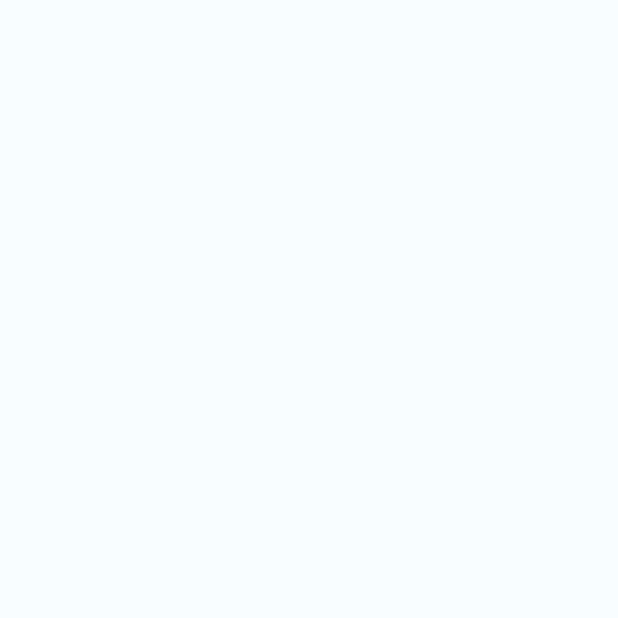
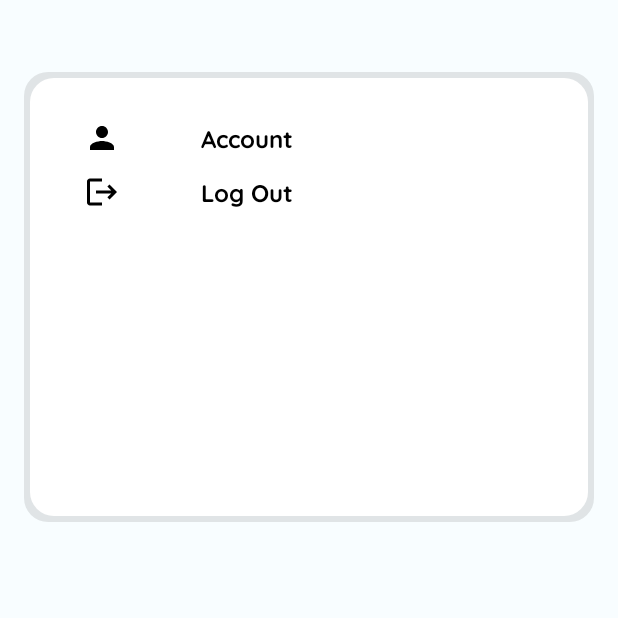
Before and after one commit to jejak-karbon-bangkit-2023/md-jejak-karbon, an Android app: the ProfileActivity screen opened directly, with no data from a screen before it, on a phone screen of 412 x 824 dp, the top half of it. Before the commit the part shown is empty. Run offline under Robolectric (Android 15) with nearby library versions, the phone set to English and light mode, and no system bars.

Commit message:
add profile screen and edit profile, font

```diff
--- /dev/null
+++ b/app/src/main/res/drawable/background_container.xml
@@ -0,0 +1,18 @@
+<?xml version="1.0" encoding="utf-8"?>
+<layer-list xmlns:android="http://schemas.android.com/apk/res/android">
+    <!-- Shadow -->
+    <item>
+        <shape>
+            <solid android:color="#19000000" />
+            <corners android:radius="16dp" />
+        </shape>
+    </item>
+
+    <!-- Background with rounded corners -->
+    <item android:top="4dp" android:left="4dp" android:right="4dp" android:bottom="4dp">
+        <shape>
+            <solid android:color="#FFFFFF" />
+            <corners android:radius="16dp" />
+        </shape>
+    </item>
+</layer-list>
--- /dev/null
+++ b/app/src/main/res/drawable/baseline_logout.xml
@@ -0,0 +1,5 @@
+<vector android:autoMirrored="true" android:height="24dp"
+    android:tint="#000000" android:viewportHeight="24"
+    android:viewportWidth="24" android:width="24dp" xmlns:android="http://schemas.android.com/apk/res/android">
+    <path android:fillColor="@android:color/white" android:pathData="M17,7l-1.41,1.41L18.17,11H8v2h10.17l-2.58,2.58L17,17l5,-5zM4,5h8V3H4c-1.1,0 -2,0.9 -2,2v14c0,1.1 0.9,2 2,2h8v-2H4V5z"/>
+</vector>
--- /dev/null
+++ b/app/src/main/res/drawable/baseline_person.xml
@@ -0,0 +1,5 @@
+<vector android:height="24dp" android:tint="#000000"
+    android:viewportHeight="24" android:viewportWidth="24"
+    android:width="24dp" xmlns:android="http://schemas.android.com/apk/res/android">
+    <path android:fillColor="@android:color/white" android:pathData="M12,12c2.21,0 4,-1.79 4,-4s-1.79,-4 -4,-4 -4,1.79 -4,4 1.79,4 4,4zM12,14c-2.67,0 -8,1.34 -8,4v2h16v-2c0,-2.66 -5.33,-4 -8,-4z"/>
+</vector>
--- a/app/src/main/res/layout/activity_profile.xml
+++ b/app/src/main/res/layout/activity_profile.xml
@@ -1,9 +1,61 @@
 <?xml version="1.0" encoding="utf-8"?>
-<androidx.constraintlayout.widget.ConstraintLayout xmlns:android="http://schemas.android.com/apk/res/android"
+<RelativeLayout xmlns:android="http://schemas.android.com/apk/res/android"
     xmlns:app="http://schemas.android.com/apk/res-auto"
     xmlns:tools="http://schemas.android.com/tools"
     android:layout_width="match_parent"
-    android:layout_height="match_parent"
+    android:layout_height="300dp"
+    android:layout_marginStart="16dp"
+    android:layout_marginTop="48dp"
+    android:layout_marginEnd="16dp"
+    android:background="?android:colorBackground"
     tools:context=".ui.profile.ProfileActivity">
 
-</androidx.constraintlayout.widget.ConstraintLayout>
+    <androidx.constraintlayout.widget.ConstraintLayout
+        android:layout_width="match_parent"
+        android:layout_height="match_parent"
+        android:background="@drawable/background_container">
+
+        <TextView
+            android:id="@+id/Profile"
+            android:layout_width="0dp"
+            android:layout_height="wrap_content"
+            android:layout_marginStart="32dp"
+            android:layout_marginTop="32dp"
+            android:layout_marginEnd="32dp"
+            android:fontFamily="@font/quicksand_bold"
+            android:drawablePadding="54dp"
+            android:paddingStart="8dp"
+            android:paddingEnd="8dp"
+            android:text="@string/account"
+            android:textColor="@android:color/black"
+            android:textSize="16sp"
+            app:drawableStartCompat="@drawable/baseline_person"
+            app:layout_constraintEnd_toEndOf="parent"
+            app:layout_constraintHorizontal_bias="0.0"
+            app:layout_constraintStart_toStartOf="parent"
+            app:layout_constraintTop_toTopOf="parent" />
+
+
+        <TextView
+            android:id="@+id/LogOut"
+            android:layout_width="0dp"
+            android:layout_height="wrap_content"
+            android:layout_marginStart="32dp"
+            android:layout_marginTop="68dp"
+            android:layout_marginEnd="32dp"
+            android:fontFamily="@font/quicksand_bold"
+            android:drawablePadding="54dp"
+            android:paddingStart="8dp"
+            android:paddingEnd="8dp"
+            android:text="@string/log_out"
+            android:textColor="@android:color/black"
+            android:textSize="16sp"
+            app:drawableStartCompat="@drawable/baseline_logout"
+            app:layout_constraintEnd_toEndOf="parent"
+            app:layout_constraintHorizontal_bias="0.0"
+            app:layout_constraintStart_toStartOf="parent"
+            app:layout_constraintTop_toTopOf="parent" />
+
+    </androidx.constraintlayout.widget.ConstraintLayout>
+
+</RelativeLayout>
```
Also changed, not shown: app/src/main/java/com/jejakkarbon/ui/profile/EditProfileActivity.kt (added, +12 -0 lines), app/src/main/res/drawable/google_logo.xml (added, +18 -0 lines), app/src/main/res/drawable/logo.xml (added, +12 -0 lines), app/src/main/res/layout/activity_edit_profile.xml (added, +67 -0 lines), app/src/main/res/values/strings.xml (+10 -3 lines), app/src/main/res/font/quicksand_bold.ttf (added), app/src/main/res/font/quicksand_light.ttf (added), app/src/main/res/font/quicksand_medium.ttf (added), app/src/main/res/font/quicksand_regular.ttf (added), app/src/main/res/font/quicksand_semibold.ttf (added).
